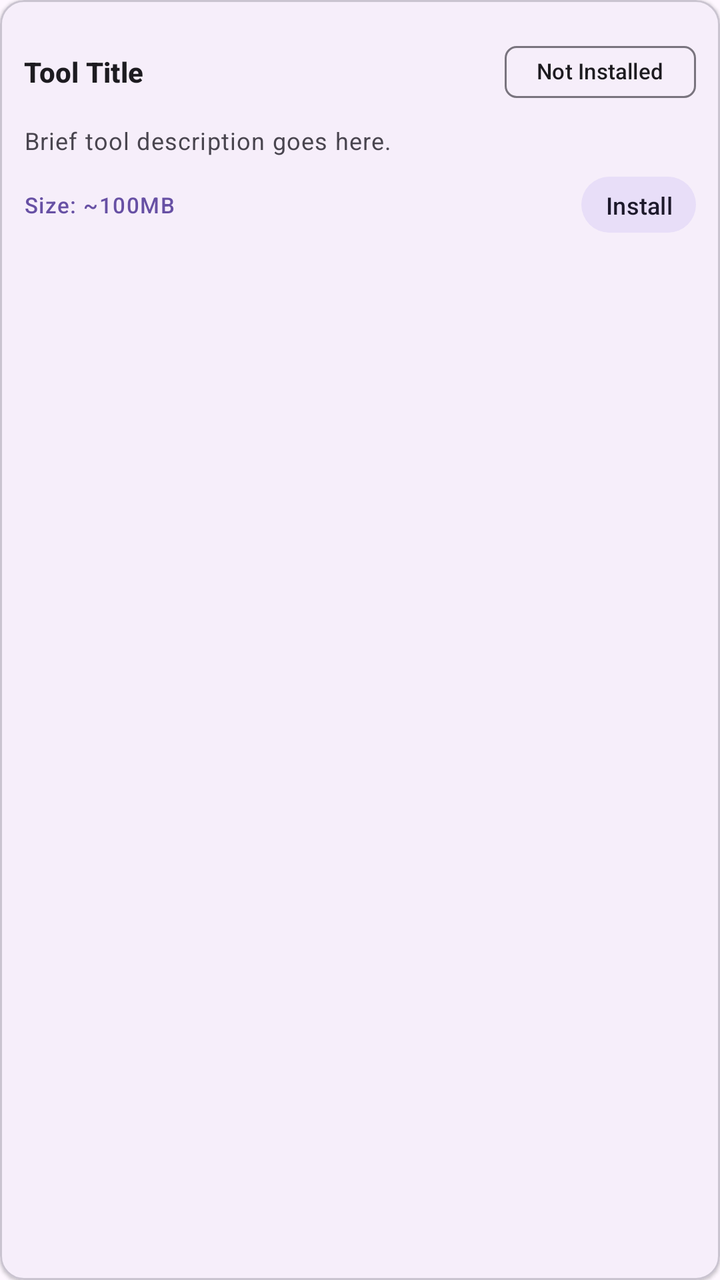
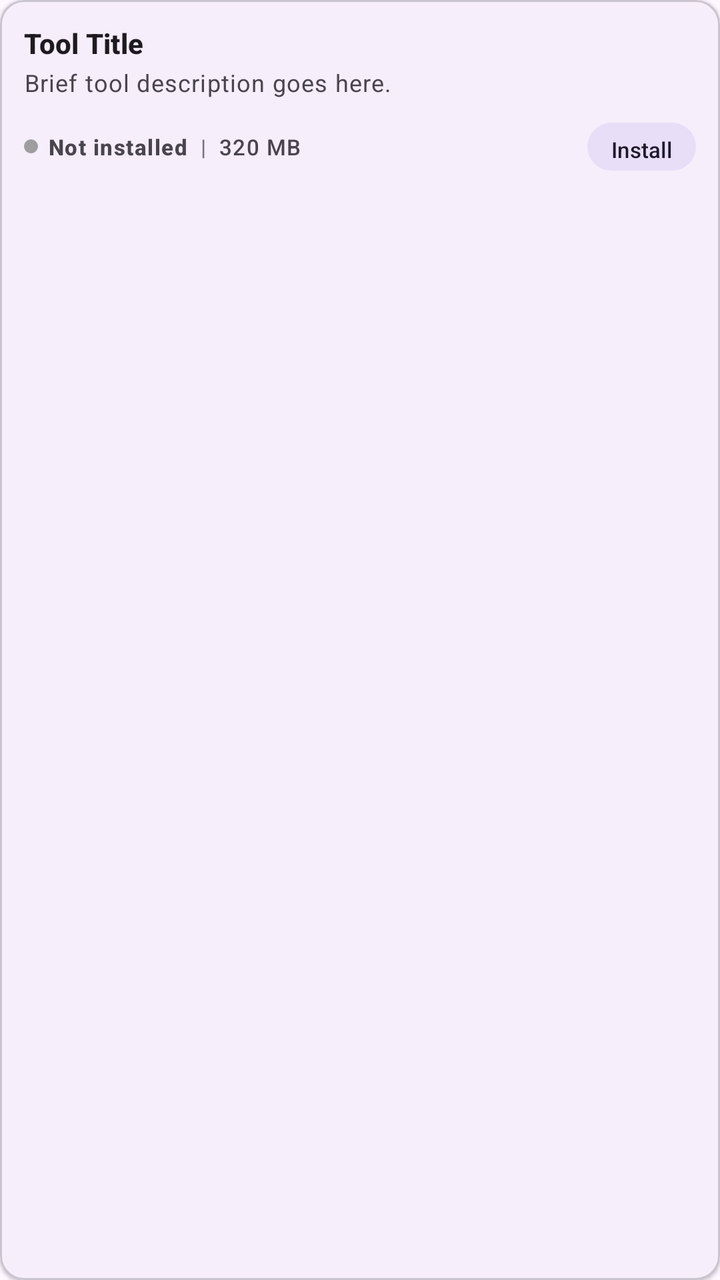

Compare the two renders of this Android layout. The source of the first and the diff that turns it into the second are given below.
<!-- AndroidManifest.xml: application theme Theme.ZeroLite -->
<!-- res/layout/item_tool_card.xml -->
<?xml version="1.0" encoding="utf-8"?>
<com.google.android.material.card.MaterialCardView
    xmlns:android="http://schemas.android.com/apk/res/android"
    xmlns:app="http://schemas.android.com/apk/res-auto"
    android:layout_width="match_parent"
    android:layout_height="wrap_content"
    android:layout_marginBottom="8dp"
    app:cardCornerRadius="12dp"
    app:cardElevation="1dp"
    app:strokeWidth="1dp"
    app:strokeColor="?attr/colorOutlineVariant">

    <LinearLayout
        android:layout_width="match_parent"
        android:layout_height="wrap_content"
        android:orientation="vertical"
        android:padding="12dp">

        
        <LinearLayout
            android:layout_width="match_parent"
            android:layout_height="wrap_content"
            android:gravity="center_vertical"
            android:orientation="horizontal">

            <TextView
                android:id="@+id/tvToolTitle"
                android:layout_width="0dp"
                android:layout_height="wrap_content"
                android:layout_weight="1"
                android:text="Tool Title"
                android:textAppearance="?attr/textAppearanceTitleSmall"
                android:textStyle="bold" />

            <com.google.android.material.chip.Chip
                android:id="@+id/chipStatus"
                android:layout_width="wrap_content"
                android:layout_height="wrap_content"
                android:text="Not Installed"
                android:textSize="11sp"
                app:chipMinHeight="26dp"
                app:chipCornerRadius="6dp" />
        </LinearLayout>

        
        <TextView
            android:id="@+id/tvToolDesc"
            android:layout_width="match_parent"
            android:layout_height="wrap_content"
            android:layout_marginTop="2dp"
            android:maxLines="2"
            android:ellipsize="end"
            android:text="Brief tool description goes here."
            android:textAppearance="?attr/textAppearanceBodySmall"
            android:textColor="?attr/colorOnSurfaceVariant" />

        
        <LinearLayout
            android:layout_width="match_parent"
            android:layout_height="wrap_content"
            android:layout_marginTop="6dp"
            android:gravity="center_vertical"
            android:orientation="horizontal">

            <TextView
                android:id="@+id/tvToolSize"
                android:layout_width="0dp"
                android:layout_height="wrap_content"
                android:layout_weight="1"
                android:text="Size: ~100MB"
                android:textAppearance="?attr/textAppearanceLabelSmall"
                android:textColor="?attr/colorPrimary" />

            <com.google.android.material.button.MaterialButton
                android:id="@+id/btnDelete"
                style="@style/Widget.Material3.Button.TextButton"
                android:layout_width="wrap_content"
                android:layout_height="36dp"
                android:paddingLeft="8dp"
                android:paddingRight="8dp"
                android:minHeight="0dp"
                android:minWidth="0dp"
                android:textSize="12sp"
                android:text="Delete"
                android:textColor="?attr/colorError"
                android:visibility="gone" />

            <com.google.android.material.button.MaterialButton
                android:id="@+id/btnAction"
                style="@style/Widget.Material3.Button.TonalButton"
                android:layout_width="wrap_content"
                android:layout_height="36dp"
                android:paddingLeft="12dp"
                android:paddingRight="12dp"
                android:minHeight="0dp"
                android:minWidth="0dp"
                android:textSize="12sp"
                android:layout_marginStart="6dp"
                android:text="Install" />
        </LinearLayout>

        
        <com.google.android.material.progressindicator.LinearProgressIndicator
            android:id="@+id/progressIndicator"
            android:layout_width="match_parent"
            android:layout_height="wrap_content"
            android:layout_marginTop="6dp"
            android:visibility="gone"
            app:indicatorColor="?attr/colorPrimary"
            app:trackColor="?attr/colorSurfaceVariant"
            app:trackCornerRadius="3dp" />

    </LinearLayout>
</com.google.android.material.card.MaterialCardView>
<!-- resources referenced by this layout -->
<resources>
  <style name="Theme.ZeroLite" parent="Theme.Material3.DayNight.NoActionBar">
          <item name="android:statusBarColor">@android:color/transparent</item>
          <item name="android:navigationBarColor">@android:color/transparent</item>
          <item name="android:windowLightStatusBar" tools:targetApi="m">true</item>
      </style>
</resources>

<!-- the commit's change to res/layout/item_tool_card.xml (unified diff, before → after) -->
@@ -17,30 +17,13 @@
         android:padding="12dp">
 
         
-        <LinearLayout
+        <TextView
+            android:id="@+id/tvToolTitle"
             android:layout_width="match_parent"
             android:layout_height="wrap_content"
-            android:gravity="center_vertical"
-            android:orientation="horizontal">
-
-            <TextView
-                android:id="@+id/tvToolTitle"
-                android:layout_width="0dp"
-                android:layout_height="wrap_content"
-                android:layout_weight="1"
-                android:text="Tool Title"
-                android:textAppearance="?attr/textAppearanceTitleSmall"
-                android:textStyle="bold" />
-
-            <com.google.android.material.chip.Chip
-                android:id="@+id/chipStatus"
-                android:layout_width="wrap_content"
-                android:layout_height="wrap_content"
-                android:text="Not Installed"
-                android:textSize="11sp"
-                app:chipMinHeight="26dp"
-                app:chipCornerRadius="6dp" />
-        </LinearLayout>
+            android:text="Tool Title"
+            android:textAppearance="?attr/textAppearanceTitleSmall"
+            android:textStyle="bold" />
 
         
         <TextView
@@ -58,29 +41,61 @@
         <LinearLayout
             android:layout_width="match_parent"
             android:layout_height="wrap_content"
-            android:layout_marginTop="6dp"
+            android:layout_marginTop="8dp"
             android:gravity="center_vertical"
             android:orientation="horizontal">
 
-            <TextView
-                android:id="@+id/tvToolSize"
+            
+            <LinearLayout
                 android:layout_width="0dp"
                 android:layout_height="wrap_content"
                 android:layout_weight="1"
-                android:text="Size: ~100MB"
-                android:textAppearance="?attr/textAppearanceLabelSmall"
-                android:textColor="?attr/colorPrimary" />
+                android:gravity="center_vertical"
+                android:orientation="horizontal">
+
+                <View
+                    android:id="@+id/viewStatusDot"
+                    android:layout_width="7dp"
+                    android:layout_height="7dp"
+                    android:background="@drawable/dot_uninstalled" />
+
+                <TextView
+                    android:id="@+id/tvStatusText"
+                    android:layout_width="wrap_content"
+                    android:layout_height="wrap_content"
+                    android:layout_marginStart="5dp"
+                    android:text="Not installed"
+                    android:textAppearance="?attr/textAppearanceLabelSmall"
+                    android:textStyle="bold" />
+
+                <TextView
+                    android:layout_width="wrap_content"
+                    android:layout_height="wrap_content"
+                    android:layout_marginStart="6dp"
+                    android:layout_marginEnd="6dp"
+                    android:text="|"
+                    android:textAppearance="?attr/textAppearanceLabelSmall"
+                    android:textColor="?attr/colorOutline" />
+
+                <TextView
+                    android:id="@+id/tvToolSize"
+                    android:layout_width="wrap_content"
+                    android:layout_height="wrap_content"
+                    android:text="320 MB"
+                    android:textAppearance="?attr/textAppearanceLabelSmall"
+                    android:textColor="?attr/colorOnSurfaceVariant" />
+            </LinearLayout>
 
             <com.google.android.material.button.MaterialButton
                 android:id="@+id/btnDelete"
                 style="@style/Widget.Material3.Button.TextButton"
                 android:layout_width="wrap_content"
-                android:layout_height="36dp"
+                android:layout_height="32dp"
                 android:paddingLeft="8dp"
                 android:paddingRight="8dp"
                 android:minHeight="0dp"
                 android:minWidth="0dp"
-                android:textSize="12sp"
+                android:textSize="11sp"
                 android:text="Delete"
                 android:textColor="?attr/colorError"
                 android:visibility="gone" />
@@ -89,12 +104,12 @@
                 android:id="@+id/btnAction"
                 style="@style/Widget.Material3.Button.TonalButton"
                 android:layout_width="wrap_content"
-                android:layout_height="36dp"
+                android:layout_height="32dp"
                 android:paddingLeft="12dp"
                 android:paddingRight="12dp"
                 android:minHeight="0dp"
                 android:minWidth="0dp"
-                android:textSize="12sp"
+                android:textSize="11sp"
                 android:layout_marginStart="6dp"
                 android:text="Install" />
         </LinearLayout>
<!-- resource entries referenced after the edit -->
@@ -1,5 +1,11 @@
 <!-- resources referenced by this layout -->
 <resources>
+  <!-- drawable dot_uninstalled (drawable) -->
+  <shape xmlns:android="http://schemas.android.com/apk/res/android"
+      android:shape="oval">
+      <solid android:color="#9E9E9E" />
+      <size android:width="7dp" android:height="7dp" />
+  </shape>
   <style name="Theme.ZeroLite" parent="Theme.Material3.DayNight.NoActionBar">
           <item name="android:statusBarColor">@android:color/transparent</item>
           <item name="android:navigationBarColor">@android:color/transparent</item>
